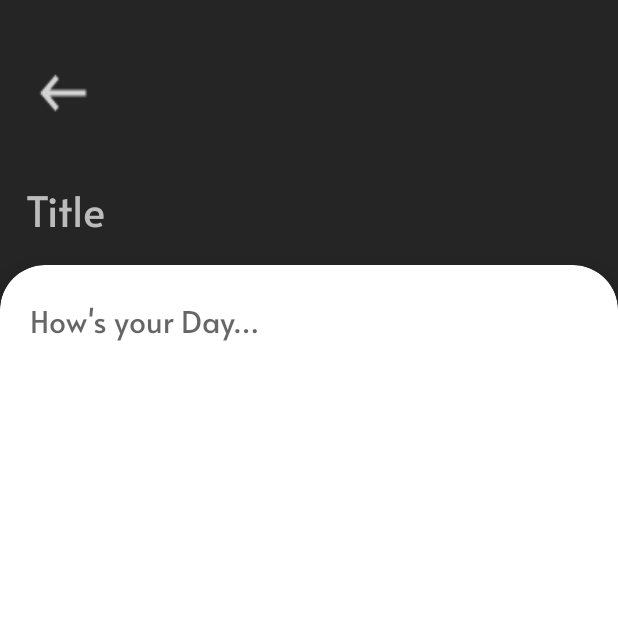
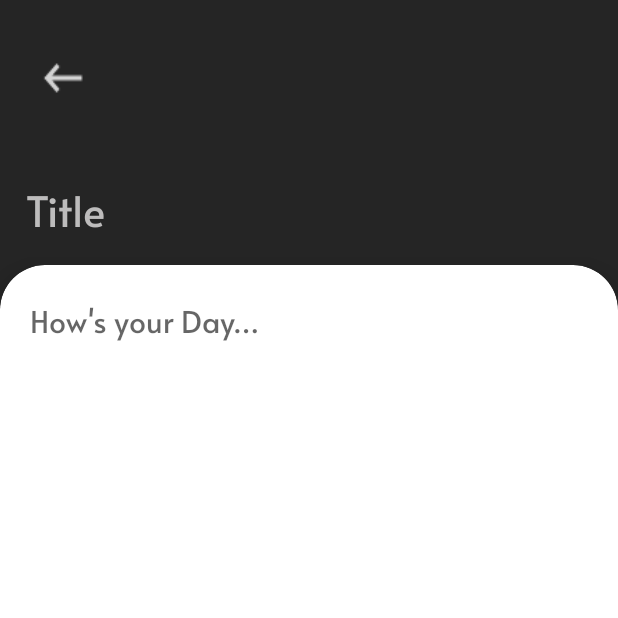
Before and after one commit to Yash-Raj-K0hli725/Diary, an Android app built with Jetpack Compose: the Addin screen opened through its navigation route, on a phone screen of 412 x 824 dp, the top half of it. Run offline under Robolectric (Android 15) with nearby library versions, the phone set to English and light mode, and no system bars; our stand-ins replace Room's generated code, data binding.

Commit message:
Login_and_Register_Implemented

```diff
--- a/app/src/main/java/com/example/diary/DataBase/EntriesDao.kt
+++ b/app/src/main/java/com/example/diary/DataBase/EntriesDao.kt
@@ -1,6 +1,5 @@
 package com.example.diary.DataBase
 
-import android.provider.ContactsContract.Data
 import androidx.lifecycle.LiveData
 import androidx.room.Dao
 import androidx.room.Delete
@@ -41,5 +40,8 @@ interface EntriesDao {
     fun getReminderInfo():LiveData<List<DataOO>>
 
     @Query("SELECT * FROM LoginData")
-    fun getLoginInfo():LiveData<LoginData>
+    suspend fun fetchPassword():LoginData
+
+    @Query("SELECT COUNT(*) FROM LoginData")
+    suspend fun checkLogin():Int
 }
--- a/app/src/main/java/com/example/diary/Login/Login.kt
+++ b/app/src/main/java/com/example/diary/Login/Login.kt
@@ -1,38 +1,136 @@
 package com.example.diary.Login
 
 import android.os.Bundle
+import android.os.Handler
+import android.os.Looper
+import android.util.Log
 import androidx.fragment.app.Fragment
 import android.view.LayoutInflater
 import android.view.View
 import android.view.ViewGroup
+import android.widget.Toast
+import androidx.core.os.persistableBundleOf
 import androidx.databinding.DataBindingUtil
 import androidx.lifecycle.ViewModelProvider
+import androidx.lifecycle.lifecycleScope
 import androidx.navigation.findNavController
+import com.example.diary.DataBase.DataCC
+import com.example.diary.DataBase.EdataBase
+import com.example.diary.DataBase.LoginData
 import com.example.diary.Main.ModelV.MainVM
 import com.example.diary.R
 import com.example.diary.databinding.FragmentLoginBinding
+import com.google.android.material.snackbar.Snackbar
+import kotlinx.coroutines.CoroutineScope
+import kotlinx.coroutines.Dispatchers
+import kotlinx.coroutines.GlobalScope
+import kotlinx.coroutines.async
+import kotlinx.coroutines.launch
 
 class Login : Fragment() {
-    lateinit var bind:FragmentLoginBinding
-    lateinit var mainModel:MainVM
+    lateinit var bind: FragmentLoginBinding
+    lateinit var sharedVM: MainVM
+
     override fun onCreateView(
         inflater: LayoutInflater, container: ViewGroup?,
         savedInstanceState: Bundle?
     ): View {
-        bind = DataBindingUtil.inflate(inflater,R.layout.fragment_login,container,false)
-        mainModel = ViewModelProvider(requireActivity())[MainVM::class.java]
+        bind = DataBindingUtil.inflate(inflater, R.layout.fragment_login, container, false)
+        sharedVM = ViewModelProvider(requireActivity())[MainVM::class.java]
 
-        bind.Lbutton.setOnClickListener {
-            if(check()){
-                view?.findNavController()?.navigate(R.id.action_login_to_mainFrameList)
-            }
-
-        }
 
         // Inflate the layout for this fragment
         return bind.root
     }
-    fun check():Boolean{
-        return true
+
+
+    override fun onViewCreated(view: View, savedInstanceState: Bundle?) {
+        super.onViewCreated(view, savedInstanceState)
+        //checks entry
+        RegisterOrLogin()
+
+    }
+
+    fun RegisterOrLogin() {
+
+        //Animatons
+        val slideLeft = android.view.animation.AnimationUtils.loadAnimation(
+            requireContext(),
+            R.anim.slide_left
+        )
+
+        val slideRight = android.view.animation.AnimationUtils.loadAnimation(
+            requireContext(),
+            R.anim.slide_right
+        )
+
+        CoroutineScope(Dispatchers.Main).launch {
+            val haveAccount = sharedVM.database.EDBDao().checkLogin()
+            Log.d("Yash","$haveAccount")
+            if (haveAccount == 0) {
+                bind.loginPanel.visibility = View.GONE
+                bind.registerPanel.visibility = View.VISIBLE
+                bind.registerPanel.startAnimation(slideLeft)
+
+                bind.Rbutton.setOnClickListener {
+                    if (checkRegister()) {
+                        val diaryName = bind.diaryName.text.toString()
+                        val password = bind.rPass.text.toString()
+                        val loginInfo = LoginData(password, diaryName, 2013)
+                        CoroutineScope(Dispatchers.IO).launch {
+                            sharedVM.database.EDBDao().insertLoginInfo(loginInfo)
+                        }
+                        bind.registerPanel.visibility = View.GONE
+                        bind.loginPanel.startAnimation(slideRight)
+                        bind.loginPanel.visibility = View.VISIBLE
+                    }
+                }
+                bind.Lbutton.setOnClickListener{
+                    CoroutineScope(Dispatchers.Main).launch {
+                        PassCheck()
+                    }
+                }
+            } else {
+                bind.loginPanel.visibility = View.VISIBLE
+                bind.loginPanel.startAnimation(slideRight)
+                bind.Lbutton.setOnClickListener{
+                    CoroutineScope(Dispatchers.Main).launch {
+                        PassCheck()
+                    }
+                }
+            }
+        }
+
+    }
+
+    suspend fun PassCheck() {
+
+        val idk: Boolean = sharedVM.database.EDBDao()
+            .fetchPassword().Pass == bind.password.text.toString()
+        //
+        Log.d("Yash","Pressed")
+
+        if (idk) {
+            requireView().findNavController()
+                .navigate(R.id.action_login_to_mainFrameList)
+
+        }
+
+        else if (bind.password.text.isEmpty()) {
+            Snackbar.make(
+                requireView(),
+                "Password field cannot be empty",
+                Snackbar.LENGTH_SHORT
+            ).show()
+        }
+
+        else {
+            Snackbar.make(requireView(), "Incorrect Password", Snackbar.LENGTH_SHORT)
+                .show()
+        }
+    }
+
+    fun checkRegister(): Boolean {
+        return bind.rPass.text.isNotEmpty() && bind.diaryName.text.isNotEmpty()
     }
 }
--- a/app/src/main/java/com/example/diary/Main/Fragments/DataEntries/Addin.kt
+++ b/app/src/main/java/com/example/diary/Main/Fragments/DataEntries/Addin.kt
@@ -7,6 +7,7 @@ import android.view.ViewGroup
 import androidx.databinding.DataBindingUtil
 import androidx.fragment.app.Fragment
 import androidx.lifecycle.ViewModelProvider
+import androidx.navigation.fragment.findNavController
 import com.example.diary.DataBase.DataCC
 import com.example.diary.DataBase.EdataBase
 import com.example.diary.Main.ModelV.MainVM
@@ -34,8 +35,8 @@ class Addin : Fragment() {
 
     override fun onViewCreated(view: View, savedInstanceState: Bundle?) {
         super.onViewCreated(view, savedInstanceState)
-        bind.save.setOnClickListener {
-            requireActivity().supportFragmentManager.popBackStack()
+        bind.back.setOnClickListener {
+            findNavController().popBackStack()
         }
     }
 
--- a/app/src/main/java/com/example/diary/Main/Fragments/DataEntries/Edit.kt
+++ b/app/src/main/java/com/example/diary/Main/Fragments/DataEntries/Edit.kt
@@ -7,6 +7,7 @@ import android.view.ViewGroup
 import androidx.databinding.DataBindingUtil
 import androidx.fragment.app.Fragment
 import androidx.lifecycle.ViewModelProvider
+import androidx.navigation.fragment.findNavController
 import com.example.diary.DataBase.DataCC
 import com.example.diary.Main.ModelV.MainVM
 import com.example.diary.R
@@ -39,7 +40,7 @@ class Edit : Fragment() {
     override fun onViewCreated(view: View, savedInstanceState: Bundle?) {
         super.onViewCreated(view, savedInstanceState)
         bind.Update.setOnClickListener {
-            requireActivity().supportFragmentManager.popBackStack()
+            findNavController().popBackStack()
         }
     }
 
--- /dev/null
+++ b/app/src/main/res/anim/fade_out.xml
@@ -0,0 +1,9 @@
+<?xml version="1.0" encoding="utf-8"?>
+<set xmlns:android="http://schemas.android.com/apk/res/android"
+    android:duration="700"
+    >
+    <alpha
+        android:fromAlpha="1"
+        android:toAlpha="0"
+        />
+</set>
--- a/app/src/main/res/anim/slide_up.xml
+++ b/app/src/main/res/anim/slide_left.xml
@@ -1,17 +1,13 @@
 <?xml version="1.0" encoding="utf-8"?>
 <set xmlns:android="http://schemas.android.com/apk/res/android">
-<scale
-    android:fromXScale="0.4"
-    android:fromYScale="0.4"
-    android:toXScale="1"
-    android:toYScale="1"
-    android:pivotX="50%"
-    android:pivotY="50%"
+<translate
+    android:fromXDelta="200dp"
+    android:toXDelta="0dp"
     android:duration = "600"
     />
     <alpha
         android:fromAlpha="0"
         android:toAlpha="1"
-        android:duration = "400"
+        android:duration = "300"
         />
 </set>
--- /dev/null
+++ b/app/src/main/res/anim/slide_right.xml
@@ -0,0 +1,13 @@
+<?xml version="1.0" encoding="utf-8"?>
+<set xmlns:android="http://schemas.android.com/apk/res/android">
+    <translate
+        android:fromXDelta="-200dp"
+        android:toXDelta="0dp"
+        android:duration = "600"
+        />
+    <alpha
+        android:fromAlpha="0"
+        android:toAlpha="1"
+        android:duration = "300"
+        />
+</set>
--- a/app/src/main/res/layout/fragment_addin.xml
+++ b/app/src/main/res/layout/fragment_addin.xml
@@ -10,15 +10,15 @@
         android:background="#252525"
         tools:context=".Main.Fragments.DataEntries.Addin">
         <ImageView
-            android:id="@+id/save"
+            android:id="@+id/back"
             android:layout_width="wrap_content"
             android:layout_height="wrap_content"
             android:layout_marginStart="30dp"
-            android:layout_marginTop="50dp"
+            android:layout_marginTop="40dp"
             android:clickable="true"
             android:focusable="true"
-            android:scaleX="1.7"
-            android:scaleY="2"
+            android:scaleX="1.4"
+            android:scaleY="1.6"
             android:src="@drawable/ic_back"
             app:layout_constraintStart_toStartOf="parent"
             app:layout_constraintTop_toTopOf="parent" />
--- a/app/src/main/res/layout/fragment_edit.xml
+++ b/app/src/main/res/layout/fragment_edit.xml
@@ -16,8 +16,8 @@
         android:layout_marginTop="50dp"
         android:clickable="true"
         android:focusable="true"
-        android:scaleX="1.7"
-        android:scaleY="2"
+        android:scaleX="1.4"
+        android:scaleY="1.6"
         android:src="@drawable/ic_back"
         app:layout_constraintStart_toStartOf="parent"
         app:layout_constraintTop_toTopOf="parent" />
--- a/app/src/main/res/navigation/navo.xml
+++ b/app/src/main/res/navigation/navo.xml
@@ -14,6 +14,8 @@
         <action
             android:id="@+id/action_login_to_mainFrameList"
             app:destination="@id/mainFrameList"
+            app:enterAnim="@anim/slide_right"
+            app:exitAnim="@anim/fade_out"
             app:popUpTo="@id/login"
             app:popUpToInclusive="true" />
     </fragment>
--- a/app/src/main/res/values/strings.xml
+++ b/app/src/main/res/values/strings.xml
@@ -10,7 +10,8 @@
     <string name="pass">********</string>
     <string name="verify">Verify</string>
     <string name="forget_password">\tForget password</string>
-    <string name="name_your_diary">\t\tName your Diary</string>
+    <string name="name_your_diary">\tName your Diary</string>
     <string name="register">Register</string>
     <string name="having_trouble">Having trouble?</string>
+    <string name="set_a_password">Set a Password</string>
 </resources>
```
Also changed, not shown: app/src/main/res/anim/fade.xml (added, +8 -0 lines), app/src/main/res/layout/fragment_login.xml (+118 -3 lines).
